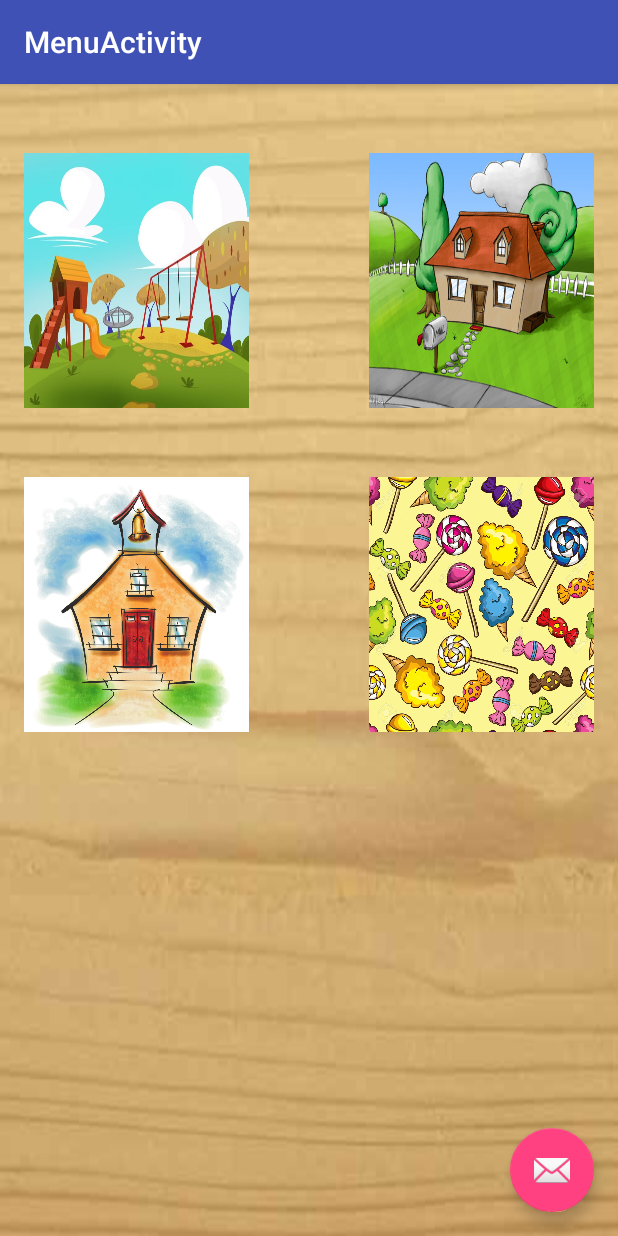
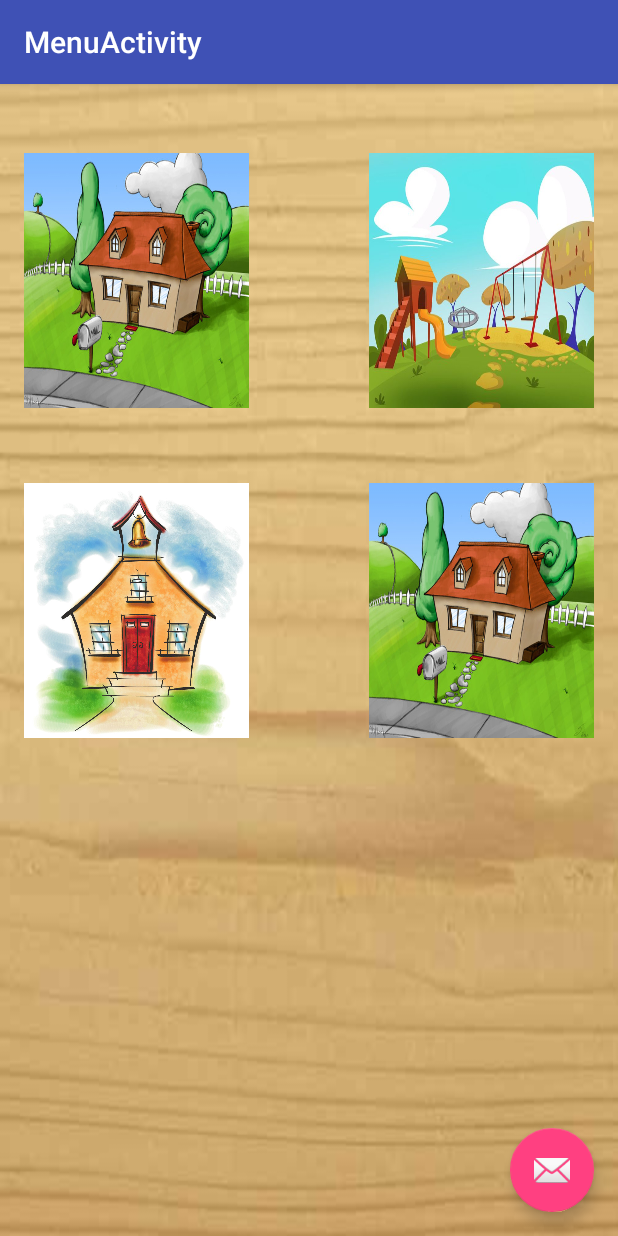
Before and after one commit to Wayavi/TTA, an Android app: the MenuActivity screen opened directly, with no data from a screen before it, on a phone screen of 412 x 824 dp. Run offline under Robolectric (Android 15) with nearby library versions, the phone set to English and light mode, and no system bars.

Commit message:
Corregido fallo de imagenes - El fallo esta en la imagen chuches.jpg, no usar hasta encontrar el motivo

```diff
--- a/Leeme/app/src/main/res/layout/content_menu.xml
+++ b/Leeme/app/src/main/res/layout/content_menu.xml
@@ -13,41 +13,44 @@
     tools:context="leeme.tta.intel.ehu.eus.leeme.presentacion.MenuActivity"
     tools:showIn="@layout/activity_menu">
 
+
     <ImageButton
         android:layout_width="150dp"
         android:layout_height="170dp"
-        android:id="@+id/menu_imagebutton_parque"
-        android:background="@drawable/parque"
-        android:layout_marginTop="30dp"
-        android:layout_alignParentTop="true"
+        android:id="@+id/menu_imagebutton_casa"
+        android:background="@drawable/casa"
+        android:layout_alignTop="@+id/enu_imagebutton_parque"
         android:layout_alignParentLeft="true"
         android:layout_alignParentStart="true" />
 
     <ImageButton
         android:layout_width="150dp"
         android:layout_height="170dp"
-        android:id="@+id/menu_imagebutton_casa"
-        android:layout_alignTop="@+id/menu_imagebutton_parque"
+        android:id="@+id/enu_imagebutton_parque"
+        android:background="@drawable/parque"
+        android:layout_alignParentTop="true"
         android:layout_alignParentRight="true"
         android:layout_alignParentEnd="true"
-        android:background="@drawable/casa"/>
+        android:layout_marginTop="30dp"/>
 
     <ImageButton
         android:layout_width="150dp"
         android:layout_height="170dp"
         android:id="@+id/menu_imagebutton_colegio"
         android:background="@drawable/colegio"
-        android:layout_marginTop="46dp"
-        android:layout_below="@+id/menu_imagebutton_parque"
+        android:layout_below="@+id/menu_imagebutton_casa"
         android:layout_alignParentLeft="true"
-        android:layout_alignParentStart="true" />
+        android:layout_alignParentStart="true"
+        android:layout_marginTop="50dp" />
+
 
     <ImageButton
         android:layout_width="150dp"
         android:layout_height="170dp"
         android:id="@+id/menu_imagebutton_chuches"
+        android:background="@drawable/casa"
         android:layout_alignTop="@+id/menu_imagebutton_colegio"
-        android:layout_alignLeft="@+id/menu_imagebutton_casa"
-        android:layout_alignStart="@+id/menu_imagebutton_casa"
-        android:background="@drawable/chuches"/>
+        android:layout_alignParentRight="true"
+        android:layout_alignParentEnd="true" />
+
 </RelativeLayout>
```
